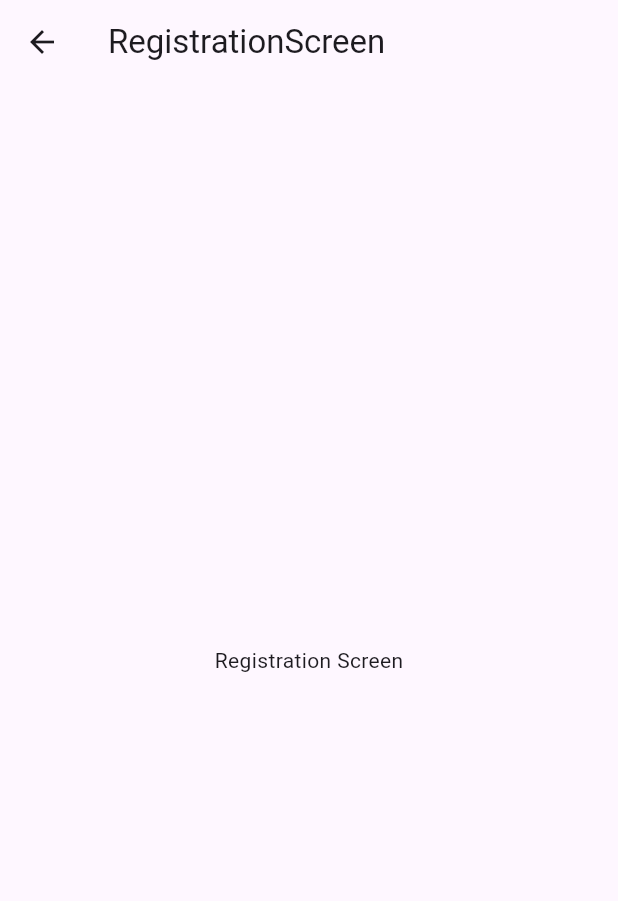
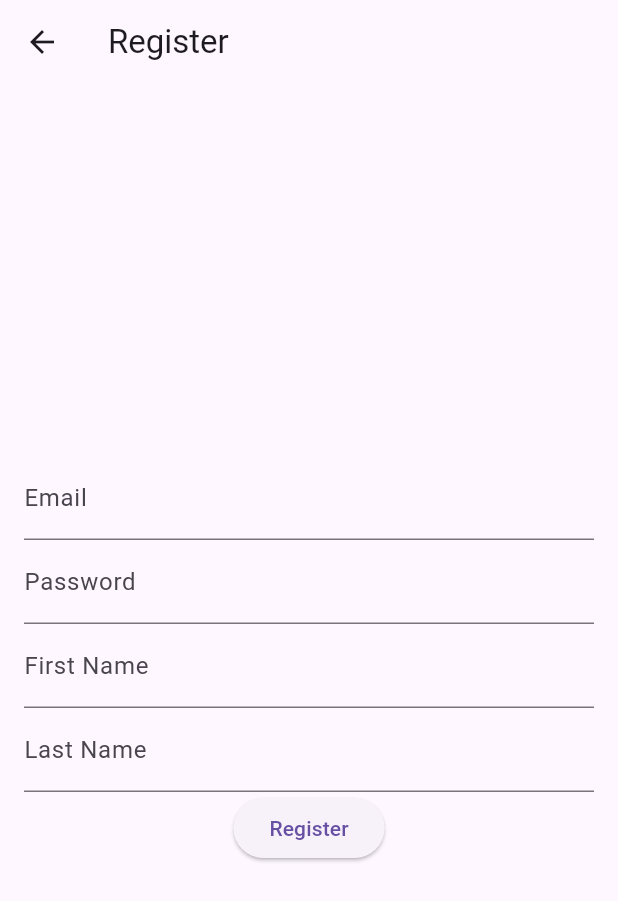
Before and after one commit to supremeleada/Art_Portfolio_Showcase, a Flutter app: the RegistrationScreen screen opened by its route, on a phone screen of 412 x 824 dp. Shown: the top 901 px of the screen. Run offline on Flutter 3.47's test engine with Material 3 defaults, Android fonts, the phone set to English and light mode, and no system bars; our stand-ins replace cloud_firestore, firebase_auth, firebase_core; accounts and stored records are empty; network calls fail.

Commit message:
screens up
Basic screens up for login/register working with firebase authentication

```diff
--- a/lib/screens/registration_screen.dart
+++ b/lib/screens/registration_screen.dart
@@ -1,13 +1,70 @@
 import 'package:flutter/material.dart';
+import 'package:provider/provider.dart';
+import '../services/authentication_service.dart';
 
-class RegistrationScreen extends StatelessWidget {
+class RegistrationScreen extends StatefulWidget {
   const RegistrationScreen({Key? key}) : super(key: key);
 
   @override
+  _RegistrationScreenState createState() => _RegistrationScreenState();
+}
+
+class _RegistrationScreenState extends State<RegistrationScreen> {
+  final TextEditingController _emailController = TextEditingController();
+  final TextEditingController _passwordController = TextEditingController();
+  final TextEditingController _firstNameController = TextEditingController();
+  final TextEditingController _lastNameController = TextEditingController();
+
+  @override
   Widget build(BuildContext context) {
+  final authService = Provider.of<AuthenticationService>(context, listen: false);
     return Scaffold(
-      appBar: AppBar(title: Text('RegistrationScreen')),
-      body: Center(child: Text('Registration Screen')),
+      appBar: AppBar(
+        title: Text("Register"),
+      ),
+      body: Padding(
+        padding: EdgeInsets.all(16.0),
+        child: Column(
+          mainAxisAlignment: MainAxisAlignment.center,
+          children: <Widget>[
+            TextField(
+              controller: _emailController,
+              decoration: InputDecoration(labelText: "Email"),
+            ),
+            TextField(
+              controller: _passwordController,
+              obscureText: true,
+              decoration: InputDecoration(labelText: "Password"),
+            ),
+            TextField(
+              controller: _firstNameController,
+              decoration: InputDecoration(labelText: "First Name"),
+            ),
+            TextField(
+              controller: _lastNameController,
+              decoration: InputDecoration(labelText: "Last Name"),
+            ),
+            ElevatedButton(
+              onPressed: () async {
+                try {
+                  await authService.registerWithEmailPassword(
+                    _emailController.text,
+                    _passwordController.text,
+                    _firstNameController.text,
+                    _lastNameController.text,
+                  );
+                  Navigator.of(context).pushReplacementNamed('/home'); // Navigate to home on successful registration
+                } catch (e) {
+                  ScaffoldMessenger.of(context).showSnackBar(SnackBar(
+                    content: Text("Failed to register. Please try again."),
+                  ));
+                }
+              },
+              child: Text("Register"),
+            ),
+          ],
+        ),
+      ),
     );
   }
 }
```
Also changed, not shown: lib/screens/login_screen.dart (+56 -2 lines).
